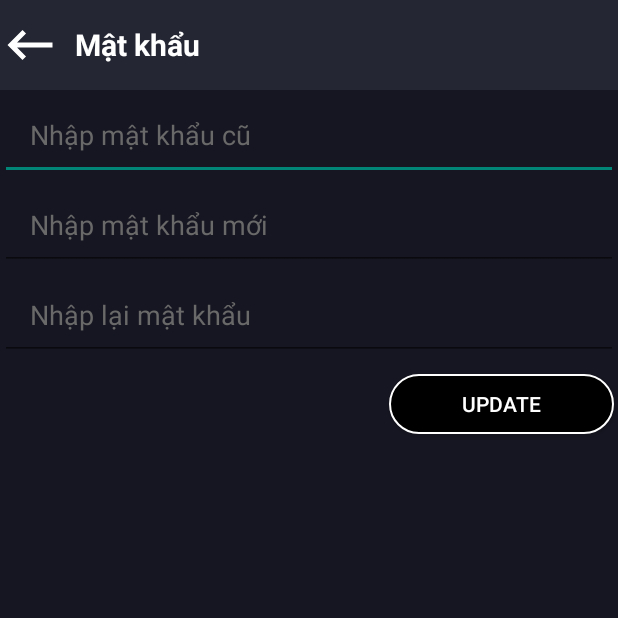
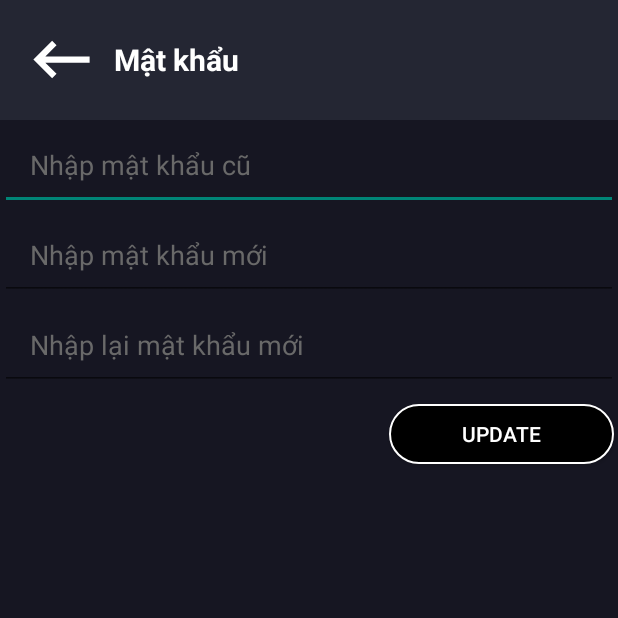
Before and after one commit to ndthanh143/Music-App, an Android app: the ChangePassActivity screen opened directly, with no data from a screen before it, on a phone screen of 412 x 824 dp, the top half of it. Run offline under Robolectric (Android 15) with nearby library versions, the light colour scheme and no system bars; Roboto replaces fonts that are not available here.

Commit message:
Update change password

```diff
--- a/app/src/main/java/com/example/musicapp/Activity/AcountActivity.java
+++ b/app/src/main/java/com/example/musicapp/Activity/AcountActivity.java
@@ -21,7 +21,7 @@ public class AcountActivity extends AppCompatActivity {
     @Override
     protected void onCreate(@Nullable Bundle savedInstanceState) {
         super.onCreate(savedInstanceState);
-        setContentView(R.layout.activity_account_personal);
+        setContentView(R.layout.activity_account);
         anhXa();
         ivback.setOnClickListener(new View.OnClickListener() {
             @Override
--- a/app/src/main/java/com/example/musicapp/Activity/ChangePassActivity.java
+++ b/app/src/main/java/com/example/musicapp/Activity/ChangePassActivity.java
@@ -3,20 +3,34 @@ package com.example.musicapp.Activity;
 import android.content.Intent;
 import android.os.Bundle;
 import android.view.View;
+import android.widget.Button;
+import android.widget.EditText;
 import android.widget.ImageButton;
+import android.widget.Toast;
 
 import androidx.annotation.Nullable;
 import androidx.appcompat.app.AppCompatActivity;
 
+import com.example.musicapp.Model.User;
 import com.example.musicapp.R;
+import com.example.musicapp.Service_API.ApiService;
+import com.example.musicapp.Service_Local.SharedPrefManager;
+
+import retrofit2.Call;
+import retrofit2.Callback;
+import retrofit2.Response;
 
 public class ChangePassActivity extends AppCompatActivity {
     ImageButton btn_back_pass;
+    EditText edtOldPass, edtNewPass, edtNewConfirmPass;
+    Button btnUpdate;
+    String userId;
     @Override
     protected void onCreate(@Nullable Bundle savedInstanceState) {
         super.onCreate(savedInstanceState);
         setContentView(R.layout.activity_infor_matkhau);
-        btn_back_pass = findViewById(R.id.btn_back_pass);
+        anhXa();
+        userId = SharedPrefManager.getInstance(this).getUser().getId();
         btn_back_pass.setOnClickListener(new View.OnClickListener() {
             @Override
             public void onClick(View view) {
@@ -24,5 +38,40 @@ public class ChangePassActivity extends AppCompatActivity {
                 startActivity(intent);
             }
         });
+        btnUpdate.setOnClickListener(new View.OnClickListener() {
+            @Override
+            public void onClick(View view) {
+                if(!edtNewPass.equals(edtNewConfirmPass)) {
+                    Toast.makeText(ChangePassActivity.this, "Mật khẩu nhập lại không trùng khớp", Toast.LENGTH_SHORT).show();
+                } else {
+                    CallApiUpdatePassword(edtOldPass.getText().toString(), edtNewPass.getText().toString());
+                }
+            }
+        });
+
+    }
+
+    private void CallApiUpdatePassword(String oldPass, String newPass) {
+        ApiService.apiService.changePassword(userId, oldPass, newPass).enqueue(new Callback<User>() {
+            @Override
+            public void onResponse(Call<User> call, Response<User> response) {
+                Toast.makeText(ChangePassActivity.this, "Password changed", Toast.LENGTH_SHORT).show();
+                Intent intent = new Intent(ChangePassActivity.this, AcountActivity.class);
+                startActivity(intent);
+            }
+
+            @Override
+            public void onFailure(Call<User> call, Throwable t) {
+                Toast.makeText(ChangePassActivity.this, "Password changed fail", Toast.LENGTH_SHORT).show();
+            }
+        });
+    }
+
+    private void anhXa() {
+        btn_back_pass = findViewById(R.id.btn_back_pass);
+        edtOldPass = findViewById(R.id.edtOldPassword);
+        edtNewPass = findViewById(R.id.edtNewPassword);
+        edtNewConfirmPass = findViewById(R.id.edtNewConfirmPassword);
+        btnUpdate = findViewById(R.id.btnUpdate);
     }
 }
--- a/app/src/main/java/com/example/musicapp/Activity/LoginActivity.java
+++ b/app/src/main/java/com/example/musicapp/Activity/LoginActivity.java
@@ -77,6 +77,7 @@ public class LoginActivity extends AppCompatActivity {
                             dto.setId(user.getId());
                             dto.setName(user.getName());
                             dto.setPhone(user.getPhone());
+                            System.out.println("Dang nhap vao duoc");
 
                             SharedPrefManager.getInstance(getApplicationContext()).userLogin(dto);
                             finish();
@@ -86,10 +87,13 @@ public class LoginActivity extends AppCompatActivity {
 
                     } catch (RuntimeException e) {
                         e.printStackTrace();
+                        System.out.println("Khong Dang nhap vao duoc");
+
                     }
 
                 } else {
                     Toast.makeText(getApplicationContext(), response.message(), Toast.LENGTH_SHORT).show();
+                    System.out.println("Khong Dang nhap vao duoc");
                 }
             }
 
--- a/app/src/main/java/com/example/musicapp/Model/User.java
+++ b/app/src/main/java/com/example/musicapp/Model/User.java
@@ -1,6 +1,6 @@
 package com.example.musicapp.Model;
 
-import com.example.musicapp.utils.ERole;
+import com.example.musicapp.Utils.ERole;
 
 public class User {
     private String id;
--- a/app/src/main/java/com/example/musicapp/Service_API/ApiService.java
+++ b/app/src/main/java/com/example/musicapp/Service_API/ApiService.java
@@ -2,6 +2,7 @@ package com.example.musicapp.Service_API;
 
 import com.example.musicapp.DTO.PlaylistDTO;
 import com.example.musicapp.DTO.SongDTO;
+import com.example.musicapp.DTO.UserDTO;
 import com.example.musicapp.DTO.UserSignupDTO;
 import com.example.musicapp.Model.MusicType;
 import com.example.musicapp.Model.Playlist;
@@ -35,7 +36,7 @@ public interface ApiService {
             .readTimeout(100, TimeUnit.SECONDS)
             .build();
 
-    String BASE_URL = "http://192.168.1.156:8080/api/";
+    String BASE_URL = "http://192.168.1.2:8080/api/";
 
     Gson gson = new GsonBuilder()
             .setDateFormat("yyyy-MM-dd HH:mm:ss")
@@ -85,4 +86,10 @@ public interface ApiService {
     @POST("auth/login")
     Call<User> login(@Query("email") String email, @Query("password") String password);
 
+    //User
+    @PUT("user/{id}")
+    Call<User> updateName(@Path("id") String userId, @Body UserSignupDTO user);
+
+    @PUT("user/update-password/{id}")
+    Call<User> changePassword(@Path("id") String userId, @Query("oldPassword") String oldPass, @Query("newPassword") String newPass);
 }
--- a/app/src/main/res/layout/activity_account.xml
+++ b/app/src/main/res/layout/activity_account.xml
@@ -110,7 +110,7 @@
 
         <TextView
             android:layout_width="match_parent"
-            android:layout_height="wrap_content"
+            android:layout_height="50dp"
             android:drawableStart="@drawable/ic_baseline_person_outline_24"
             android:drawableEnd="@drawable/baseline_arrow_forward_ios_24"
             android:drawablePadding="20dp"
@@ -123,7 +123,7 @@
 
         <TextView
             android:layout_width="match_parent"
-            android:layout_height="wrap_content"
+            android:layout_height="50dp"
             android:drawableStart="@drawable/baseline_lock_reset_24"
             android:drawableEnd="@drawable/baseline_arrow_forward_ios_24"
             android:drawablePadding="20dp"
--- a/app/src/main/res/layout/activity_infor_matkhau.xml
+++ b/app/src/main/res/layout/activity_infor_matkhau.xml
@@ -1,49 +1,53 @@
 <?xml version="1.0" encoding="utf-8"?>
 <RelativeLayout xmlns:android="http://schemas.android.com/apk/res/android"
+    android:id="@+id/layout11"
     android:layout_width="match_parent"
     android:layout_height="match_parent"
-    android:orientation="vertical"
-    android:background="#161622">
+    android:background="#161622"
+    android:orientation="vertical">
 
     <LinearLayout
         android:id="@+id/layoutsearch"
         android:layout_width="412dp"
-        android:layout_height="60dp"
+        android:layout_height="80dp"
         android:background="#242633"
         android:orientation="horizontal">
+
         <ImageButton
-            android:layout_width="40dp"
-            android:layout_height="40dp"
+            android:id="@+id/btn_back_pass"
+            android:layout_width="50dp"
+            android:layout_height="50dp"
             android:layout_gravity="center"
-            android:background="@drawable/baseline_keyboard_backspace_24"
-            android:id="@+id/btn_back_pass"/>
+            android:layout_marginLeft="16dp"
+            android:background="@drawable/baseline_keyboard_backspace_24" />
+
         <TextView
             android:layout_width="270dp"
             android:layout_height="match_parent"
+            android:gravity="left|center"
             android:paddingLeft="10dp"
             android:text="Mật khẩu"
-            android:gravity="left|center"
             android:textColor="@color/white"
             android:textSize="20sp"
             android:textStyle="bold" />
     </LinearLayout>
 
     <EditText
-        android:paddingLeft="20dp"
+        android:id="@+id/edtOldPassword"
         android:layout_width="match_parent"
         android:layout_height="60dp"
-        android:id="@+id/editchangde"
         android:layout_below="@+id/layoutsearch"
         android:hint="Nhập mật khẩu cũ"
+        android:paddingLeft="20dp"
         android:textColor="@color/white"
-        android:textSize="18sp"
-        android:textColorHint="#696969"/>
+        android:textColorHint="#696969"
+        android:textSize="18sp" />
 
     <EditText
-        android:id="@+id/editchangde1"
+        android:id="@+id/edtNewPassword"
         android:layout_width="match_parent"
         android:layout_height="60dp"
-        android:layout_below="@+id/editchangde"
+        android:layout_below="@+id/edtOldPassword"
         android:hint="Nhập mật khẩu mới"
         android:paddingLeft="20dp"
         android:textColor="@color/white"
@@ -51,20 +55,21 @@
         android:textSize="18sp" />
 
     <EditText
-        android:id="@+id/editchangde3"
+        android:id="@+id/edtNewConfirmPassword"
         android:layout_width="match_parent"
         android:layout_height="60dp"
-        android:layout_below="@+id/editchangde1"
-        android:hint="Nhập lại mật khẩu"
+        android:layout_below="@+id/edtNewPassword"
+        android:hint="Nhập lại mật khẩu mới"
         android:paddingLeft="20dp"
         android:textColor="@color/white"
         android:textColorHint="#696969"
         android:textSize="18sp" />
 
     <Button
+        android:id="@+id/btnUpdate"
         android:layout_width="150dp"
         android:layout_height="40dp"
-        android:layout_below="@id/editchangde3"
+        android:layout_below="@id/edtNewConfirmPassword"
         android:layout_marginLeft="259dp"
         android:layout_marginTop="9dp"
         android:background="@drawable/bgr_add_music"
--- a/app/src/main/res/layout/activity_list_playlist.xml
+++ b/app/src/main/res/layout/activity_list_playlist.xml
@@ -3,7 +3,7 @@
     android:layout_width="match_parent"
     android:layout_height="match_parent"
     xmlns:app="http://schemas.android.com/apk/res-auto"
-    android:background="#161622">
+    android:background="@drawable/background_musicapp1">
 
 
     <ImageButton
```
Also changed, not shown: app/src/main/java/com/example/musicapp/Activity/ChangeInfoActivity.java (+48 -0 lines), app/src/main/java/com/example/musicapp/Activity/PlaylistAcitivity.java (+22 -11 lines), app/src/main/res/layout/activity_infor_taikhoan.xml (+8 -6 lines), app/src/main/java/com/example/musicapp/Adapter/PlaylistSongAdapter.java (line endings or trailing spaces), app/src/main/java/com/example/musicapp/Utils/ERole.java (renamed from app/src/main/java/com/example/musicapp/utils/ERole.java).
